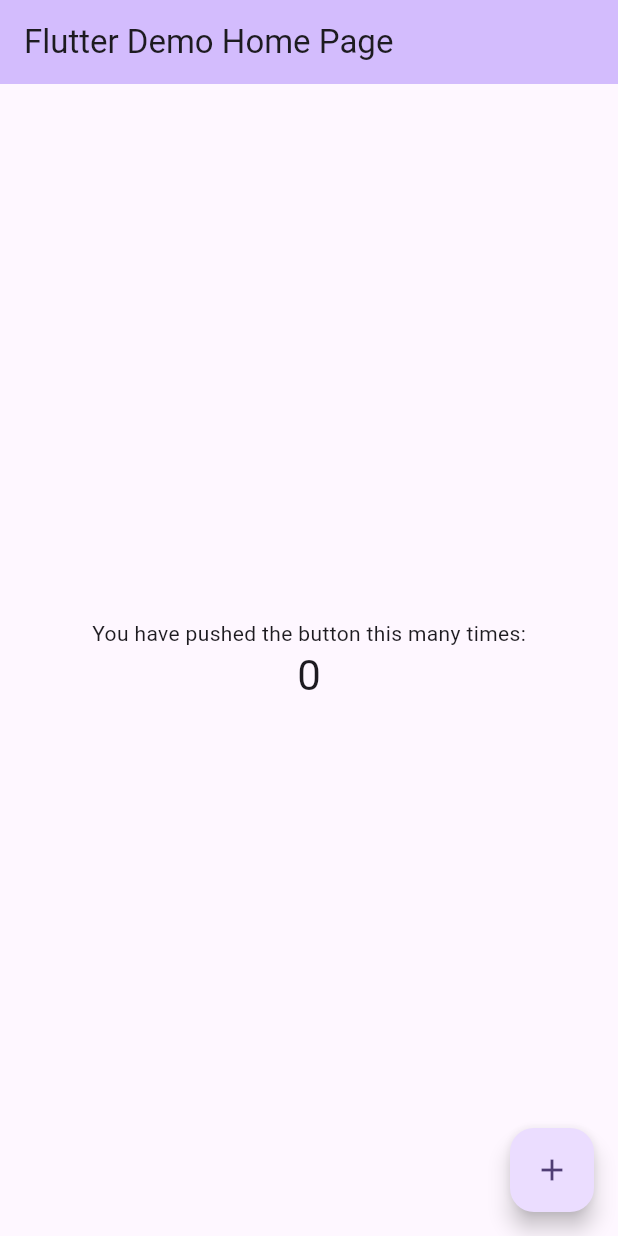
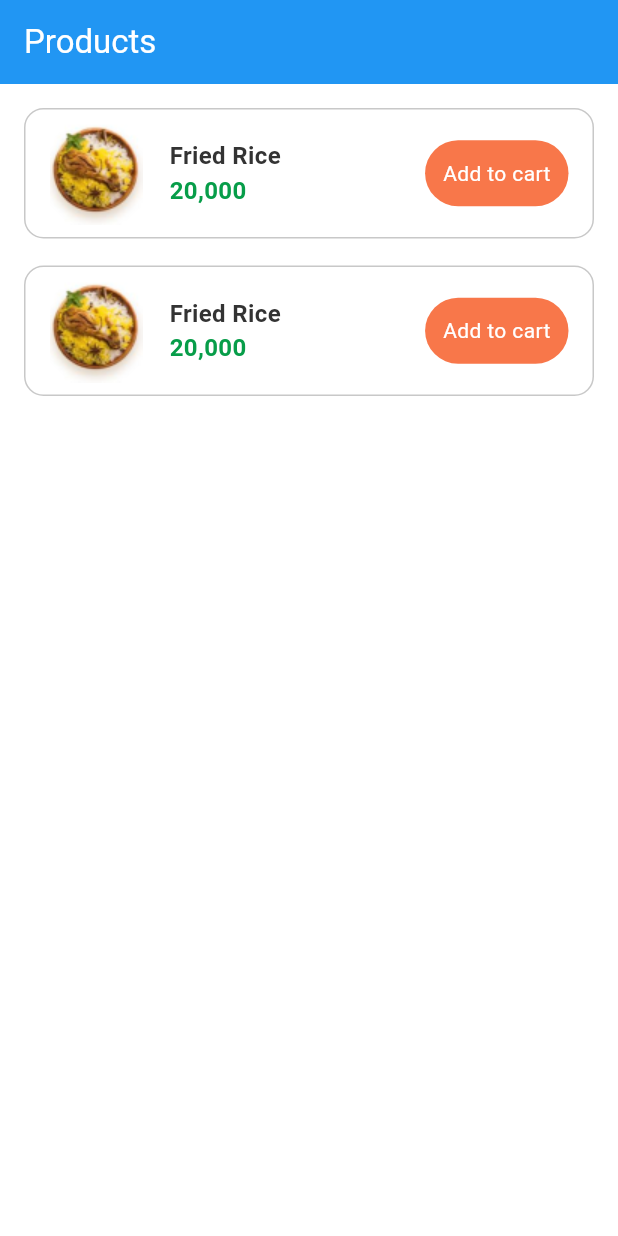
Before and after one commit to emmanueledem/updish_task, a Flutter app: the screen it shows after launch, on a phone screen of 412 x 824 dp. Run offline on Flutter 3.47's test engine with Material 3 defaults, Android fonts, the light colour scheme and no system bars.

Commit message:
products list and loader

```diff
--- /dev/null
+++ b/lib/core/constants/app_assets.dart
@@ -0,0 +1,5 @@
+class AppAssets {
+  static String splashImage = 'images/splash_image.png';
+  static String product1 = 'images/product_1.png';
+  static const String product2 = 'images/product_2.png';
+}
--- /dev/null
+++ b/lib/core/constants/loader.dart
@@ -0,0 +1,31 @@
+import 'dart:io';
+
+import 'package:flutter/cupertino.dart';
+import 'package:flutter/material.dart';
+
+class Loader extends StatelessWidget {
+  const Loader({
+    super.key,
+    this.color = Colors.blue,
+    this.size = 20,
+    this.strokeWidth = 2,
+  });
+
+  final Color color;
+  final double size;
+  final double strokeWidth;
+  @override
+  Widget build(BuildContext context) {
+    return SizedBox(
+      height: size,
+      width: size,
+      child: Platform.isIOS
+          ? const CupertinoActivityIndicator(
+              radius: 18,
+            )
+          : CircularProgressIndicator(
+              valueColor: AlwaysStoppedAnimation<Color>(color),
+            ),
+    );
+  }
+}
--- /dev/null
+++ b/lib/core/navigators/route_name.dart
@@ -0,0 +1,5 @@
+class RouteName {
+  RouteName._();
+  static const String splash = 'splash';
+  static const String productscreen = 'productscreen';
+}
--- /dev/null
+++ b/lib/core/navigators/router.dart
@@ -0,0 +1,43 @@
+// ignore_for_file: cast_nullable_to_non_nullable
+
+import 'package:flutter/material.dart';
+import 'package:updish_task/core/navigators/route_name.dart';
+import 'package:updish_task/product_screen.dart';
+import 'package:updish_task/splash_screen.dart';
+
+Route<dynamic> generateRoute(RouteSettings settings) {
+  switch (settings.name) {
+    case RouteName.splash:
+      return _getPageRoute(
+        routeName: settings.name!,
+        viewToShow: const SplashScreen(),
+      );
+
+    case RouteName.productscreen:
+      return _getPageRoute(
+        routeName: settings.name!,
+        viewToShow: const ProductScreen(),
+      );
+
+    default:
+      return MaterialPageRoute<dynamic>(
+        builder: (_) => Scaffold(
+          body: Center(
+            child: Text('No route defined for ${settings.name}'),
+          ),
+        ),
+      );
+  }
+}
+
+Route<dynamic> _getPageRoute({
+  required String routeName,
+  required Widget viewToShow,
+}) {
+  return MaterialPageRoute(
+    settings: RouteSettings(
+      name: routeName,
+    ),
+    builder: (_) => viewToShow,
+  );
+}
--- /dev/null
+++ b/lib/core/widgets/products_card.dart
@@ -0,0 +1,96 @@
+import 'package:flutter/material.dart';
+
+class ProductContainer extends StatelessWidget {
+  const ProductContainer({
+    required this.images,
+    required this.title,
+    required this.price,
+    required this.onTab,
+    super.key,
+  });
+
+  final String title;
+  final String images;
+  final String price;
+  final VoidCallback onTab;
+
+  @override
+  Widget build(BuildContext context) {
+    return Container(
+      margin: const EdgeInsets.only(bottom: 18),
+      width: double.infinity,
+      decoration: BoxDecoration(
+        color: Colors.white,
+        borderRadius: const BorderRadius.all(
+          Radius.circular(13),
+        ),
+        border: Border.all(
+          color: const Color(0xffC8C8C8),
+        ),
+      ),
+      child: Padding(
+        padding: const EdgeInsets.symmetric(vertical: 8, horizontal: 16),
+        child: Column(
+          children: [
+            Row(
+              mainAxisAlignment: MainAxisAlignment.spaceBetween,
+              children: [
+                Row(
+                  children: [
+                    Image.asset(images),
+                    const SizedBox(
+                      width: 18,
+                    ),
+                    Column(
+                      crossAxisAlignment: CrossAxisAlignment.start,
+                      children: [
+                        Text(
+                          title,
+                          style: const TextStyle(
+                            color: Color(
+                              0xff333333,
+                            ),
+                            fontSize: 16,
+                            fontWeight: FontWeight.w700,
+                          ),
+                        ),
+                        Text(
+                          price,
+                          style: const TextStyle(
+                            color: Color(
+                              0xff079D49,
+                            ),
+                            fontSize: 16,
+                            fontWeight: FontWeight.w700,
+                          ),
+                        ),
+                      ],
+                    ),
+                  ],
+                ),
+                GestureDetector(
+                  onTap: onTab,
+                  child: Container(
+                    decoration: const BoxDecoration(
+                        color: Color(0XFFF8774A),
+                        borderRadius: BorderRadius.all(Radius.circular(25))),
+                    child: const Padding(
+                      padding: EdgeInsets.all(12),
+                      child: Text(
+                        'Add to cart',
+                        style: TextStyle(
+                          color: Colors.white,
+                          fontWeight: FontWeight.w400,
+                        ),
+                      ),
+                    ),
+                  ),
+                )
+              ],
+            )
+          ],
+        ),
+      ),
+    );
+  }
+}
--- a/lib/main.dart
+++ b/lib/main.dart
@@ -1,4 +1,6 @@
 import 'package:flutter/material.dart';
+import 'package:updish_task/core/navigators/route_name.dart';
+import 'package:updish_task/core/navigators/router.dart';
 
 void main() {
   runApp(const MyApp());
@@ -11,115 +13,20 @@
   @override
   Widget build(BuildContext context) {
     return MaterialApp(
-      title: 'Flutter Demo',
+      debugShowCheckedModeBanner: false,
+      onGenerateRoute: generateRoute,
       theme: ThemeData(
-        // This is the theme of your application.
-        //
-        // TRY THIS: Try running your application with "flutter run". You'll see
-        // the application has a purple toolbar. Then, without quitting the app,
-        // try changing the seedColor in the colorScheme below to Colors.green
-        // and then invoke "hot reload" (save your changes or press the "hot
-        // reload" button in a Flutter-supported IDE, or press "r" if you used
-        // the command line to start the app).
-        //
-        // Notice that the counter didn't reset back to zero; the application
-        // state is not lost during the reload. To reset the state, use hot
-        // restart instead.
-        //
-        // This works for code too, not just values: Most code changes can be
-        // tested with just a hot reload.
-        colorScheme: ColorScheme.fromSeed(seedColor: Colors.deepPurple),
+        scaffoldBackgroundColor: Colors.white,
+        appBarTheme: const AppBarTheme(
+          color: Colors.white,
+        ),
+        primaryColor: Colors.blue,
+        colorScheme: ColorScheme.fromSwatch(
+          accentColor: Colors.blue,
+        ),
         useMaterial3: true,
       ),
-      home: const MyHomePage(title: 'Flutter Demo Home Page'),
+      initialRoute: RouteName.splash,
     );
   }
 }
-
-class MyHomePage extends StatefulWidget {
-  const MyHomePage({super.key, required this.title});
-
-  // This widget is the home page of your application. It is stateful, meaning
-  // that it has a State object (defined below) that contains fields that affect
-  // how it looks.
-
-  // This class is the configuration for the state. It holds the values (in this
-  // case the title) provided by the parent (in this case the App widget) and
-  // used by the build method of the State. Fields in a Widget subclass are
-  // always marked "final".
-
-  final String title;
-
-  @override
-  State<MyHomePage> createState() => _MyHomePageState();
-}
-
-class _MyHomePageState extends State<MyHomePage> {
-  int _counter = 0;
-
-  void _incrementCounter() {
-    setState(() {
-      // This call to setState tells the Flutter framework that something has
-      // changed in this State, which causes it to rerun the build method below
-      // so that the display can reflect the updated values. If we changed
-      // _counter without calling setState(), then the build method would not be
-      // called again, and so nothing would appear to happen.
-      _counter++;
-    });
-  }
-
-  @override
-  Widget build(BuildContext context) {
-    // This method is rerun every time setState is called, for instance as done
-    // by the _incrementCounter method above.
-    //
-    // The Flutter framework has been optimized to make rerunning build methods
-    // fast, so that you can just rebuild anything that needs updating rather
-    // than having to individually change instances of widgets.
-    return Scaffold(
-      appBar: AppBar(
-        // TRY THIS: Try changing the color here to a specific color (to
-        // Colors.amber, perhaps?) and trigger a hot reload to see the AppBar
-        // change color while the other colors stay the same.
-        backgroundColor: Theme.of(context).colorScheme.inversePrimary,
-        // Here we take the value from the MyHomePage object that was created by
-        // the App.build method, and use it to set our appbar title.
-        title: Text(widget.title),
-      ),
-      body: Center(
-        // Center is a layout widget. It takes a single child and positions it
-        // in the middle of the parent.
-        child: Column(
-          // Column is also a layout widget. It takes a list of children and
-          // arranges them vertically. By default, it sizes itself to fit its
-          // children horizontally, and tries to be as tall as its parent.
-          //
-          // Column has various properties to control how it sizes itself and
-          // how it positions its children. Here we use mainAxisAlignment to
-          // center the children vertically; the main axis here is the vertical
-          // axis because Columns are vertical (the cross axis would be
-          // horizontal).
-          //
-          // TRY THIS: Invoke "debug painting" (choose the "Toggle Debug Paint"
-          // action in the IDE, or press "p" in the console), to see the
-          // wireframe for each widget.
-          mainAxisAlignment: MainAxisAlignment.center,
-          children: <Widget>[
-            const Text(
-              'You have pushed the button this many times:',
-            ),
-            Text(
-              '$_counter',
-              style: Theme.of(context).textTheme.headlineMedium,
-            ),
-          ],
-        ),
-      ),
-      floatingActionButton: FloatingActionButton(
-        onPressed: _incrementCounter,
-        tooltip: 'Increment',
-        child: const Icon(Icons.add),
-      ), // This trailing comma makes auto-formatting nicer for build methods.
-    );
-  }
-}
--- /dev/null
+++ b/lib/product_screen.dart
@@ -0,0 +1,64 @@
+import 'package:flutter/material.dart';
+import 'package:updish_task/core/constants/app_assets.dart';
+import 'package:updish_task/core/constants/loader.dart';
+import 'package:updish_task/core/widgets/products_card.dart';
+
+class ProductScreen extends StatefulWidget {
+  const ProductScreen({super.key});
+
+  @override
+  State<ProductScreen> createState() => _ProductScreenState();
+}
+
+class _ProductScreenState extends State<ProductScreen> {
+  bool showProducts = false;
+
+  void loadProducts() {
+    Future.delayed(const Duration(seconds: 3), () {
+      setState(() {
+        showProducts = true;
+      });
+    });
+  }
+
+  @override
+  void initState() {
+    Future.delayed(Duration.zero, loadProducts);
+    super.initState();
+  }
+
+  @override
+  Widget build(BuildContext context) {
+    return Scaffold(
+      appBar: AppBar(
+        backgroundColor: Colors.blue,
+        title: const Text(
+          'Products',
+          style: TextStyle(color: Colors.white),
+        ),
+      ),
+      body: SafeArea(
+          child: Padding(
+        padding: const EdgeInsets.all(16),
+        child: showProducts
+            ? ListView(
+                children: [
+                  ProductContainer(
+                    title: 'Fried Rice',
+                    images: AppAssets.product1,
+                    price: '20,000',
+                    onTab: () {},
+                  ),
+                  ProductContainer(
+                    title: 'Fried Rice',
+                    images: AppAssets.product1,
+                    price: '20,000',
+                    onTab: () {},
+                  ),
+                ],
+              )
+            : const Center(child: Loader()),
+      )),
+    );
+  }
+}
--- /dev/null
+++ b/lib/splash_screen.dart
@@ -0,0 +1,39 @@
+import 'package:flutter/material.dart';
+import 'package:updish_task/core/constants/app_assets.dart';
+import 'package:updish_task/core/navigators/route_name.dart';
+
+class SplashScreen extends StatefulWidget {
+  const SplashScreen({super.key});
+
+  @override
+  State<SplashScreen> createState() => _SplashScreenState();
+}
+
+class _SplashScreenState extends State<SplashScreen> {
+  Future<void> _pageSetup() async {
+    final navigator = Navigator.of(context);
+
+    Future.delayed(
+        const Duration(seconds: 2),
+        () => navigator.pushReplacementNamed(
+              RouteName.productscreen,
+            ));
+  }
+
+  @override
+  void initState() {
+    _pageSetup();
+    super.initState();
+  }
+
+  @override
+  Widget build(BuildContext context) {
+    return Scaffold(
+      body: Center(
+        child: Center(
+          child: Image.asset(AppAssets.splashImage),
+        ),
+      ),
+    );
+  }
+}
```
Also changed, not shown: pubspec.yaml (+4 -7 lines), images/product_1.png (added), images/product_2.png (added), images/splash_image.png (added).
